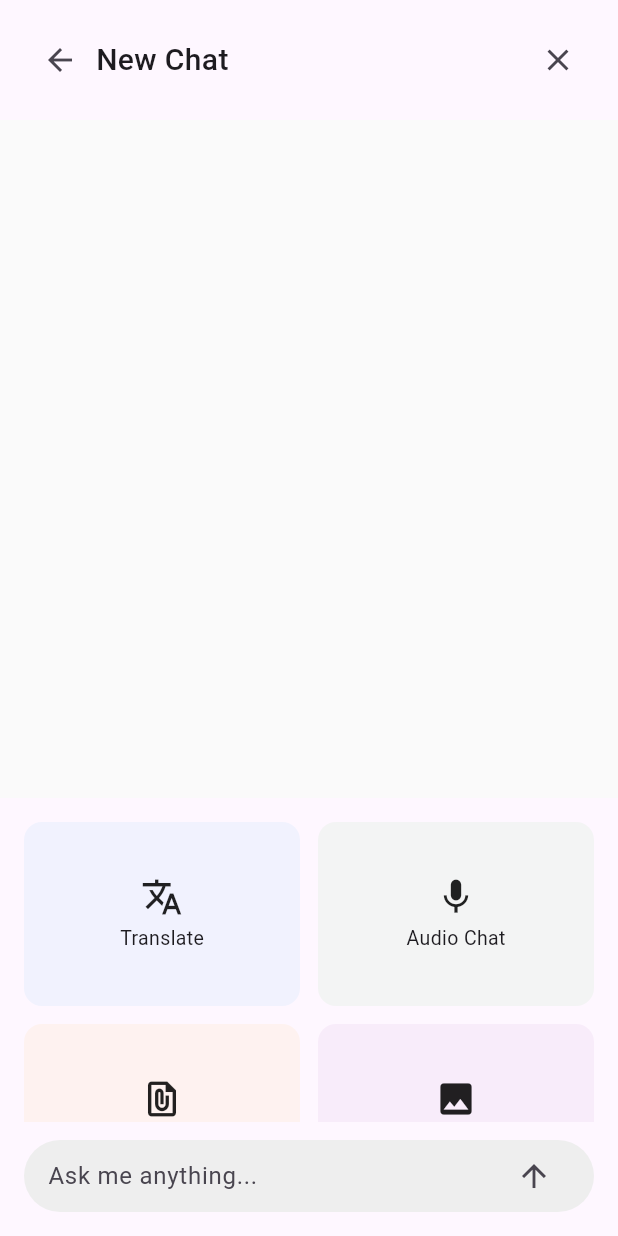
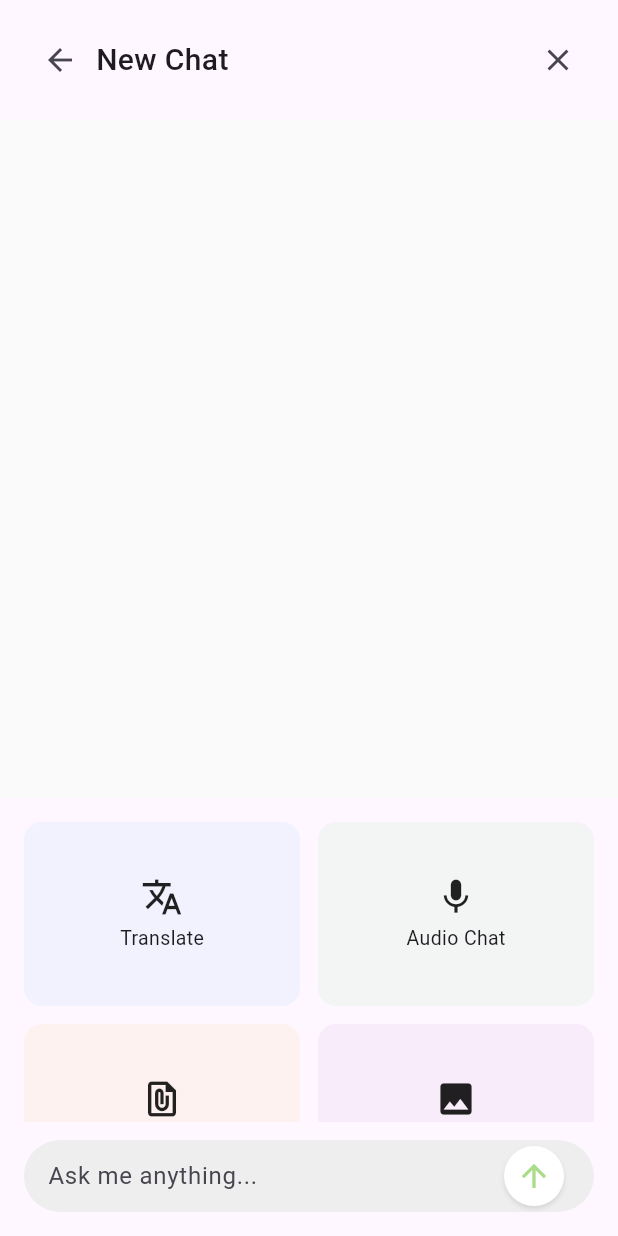
Before and after one commit to Onion99/QianBaiDu, a Flutter app: the screen it shows after launch, on a phone screen of 412 x 824 dp. Run offline on Flutter 3.47's test engine with Material 3 defaults, Android fonts, the phone set to English and light mode, and no system bars; our stand-ins replace logger, universal_platform.

Commit message:
简化-聊天构建-IconButton

```diff
--- a/lib/common/theme/colors.dart
+++ b/lib/common/theme/colors.dart
@@ -2,10 +2,13 @@
 import 'package:flutter/material.dart';
 
 // Define your custom colors
-const Color primaryColor = Color(0xFFC3DCA8);
+const Color primaryColor = Color(0xffaadc8a);
+const Color primaryGradientColor = Color(0xFFC3DCA8);
 const Color secondaryColor = Color(0xFFDAD4E2);
 const Color accentColor = Color(0xFF2684FC);
 const Color selectColor = Color(0xFF2684FC);
 
 const Color nearlyWhite = Color(0xFFFFFFFF);
 const Color nearlyBlue = Color(0xFF00B6F0);
+
+const Color iconTintBlack = Color(0xff1a1a1a);
--- a/lib/home/chat_results_widget.dart
+++ b/lib/home/chat_results_widget.dart
@@ -33,7 +33,7 @@ class ChatResultsWidget extends StatelessWidget {
             end: Alignment.bottomCenter,
             colors: [
               secondaryColor,
-              primaryColor,
+              primaryGradientColor,
               secondaryColor,
               secondaryColor
             ],
--- a/lib/widgets/chat/chat_detail_widget.dart
+++ b/lib/widgets/chat/chat_detail_widget.dart
@@ -1,4 +1,6 @@
 import 'package:flutter/material.dart';
+
+import '../../common/theme/colors.dart';
 
 class ChatDetailWidget extends StatelessWidget {
   const ChatDetailWidget({super.key});
@@ -116,9 +118,10 @@ class ChatDetailWidget extends StatelessWidget {
                     ),
                   ),
                 ),
-                IconButton(
-                  icon: const Icon(Icons.arrow_upward),
-                  onPressed: () {},
+                _SendButtonAnimation(
+                  onPressed: () {
+                    // TODO: 处理发送消息
+                  },
                 ),
               ],
             ),
@@ -152,3 +155,85 @@ class ChatDetailWidget extends StatelessWidget {
     );
   }
 }
+
+class _SendButtonAnimation extends StatefulWidget {
+  final VoidCallback onPressed;
+
+  const _SendButtonAnimation({
+    required this.onPressed,
+  });
+
+  @override
+  State<_SendButtonAnimation> createState() => _SendButtonAnimationState();
+}
+
+class _SendButtonAnimationState extends State<_SendButtonAnimation> with SingleTickerProviderStateMixin {
+  late final AnimationController _controller;
+  late final Animation<double> _scaleAnimation;
+
+  @override
+  void initState() {
+    super.initState();
+    _controller = AnimationController(
+      duration: const Duration(milliseconds: 200),
+      vsync: this,
+    );
+
+    _scaleAnimation = Tween<double>(
+      begin: 1.0,
+      end: 0.9,
+    ).animate(CurvedAnimation(
+      parent: _controller,
+      curve: Curves.easeInOut,
+    ));
+  }
+
+  @override
+  void dispose() {
+    _controller.dispose();
+    super.dispose();
+  }
+
+  @override
+  Widget build(BuildContext context) {
+    return GestureDetector(
+      onTapDown: (_) => _controller.forward(),
+      onTapUp: (_) {
+        _controller.reverse();
+        widget.onPressed();
+      },
+      onTapCancel: () => _controller.reverse(),
+      child: ScaleTransition(
+        scale: _scaleAnimation,
+        child: Container(
+          margin: const EdgeInsets.all(4),
+          decoration: BoxDecoration(
+            color: Colors.white,
+            shape: BoxShape.circle,
+            boxShadow: [
+              BoxShadow(
+                color: Colors.black.withOpacity(0.1),
+                blurRadius: 2,
+                offset: const Offset(0, 2),
+              ),
+            ],
+          ),
+          child: Material(
+            color: Colors.transparent,
+            child: InkWell(
+              customBorder: const CircleBorder(),
+              child: Container(
+                padding: const EdgeInsets.all(8),
+                child: const Icon(
+                  Icons.arrow_upward,
+                  color: primaryColor,
+                  size: 24,
+                ),
+              ),
+            ),
+          ),
+        ),
+      ),
+    );
+  }
+}
```
